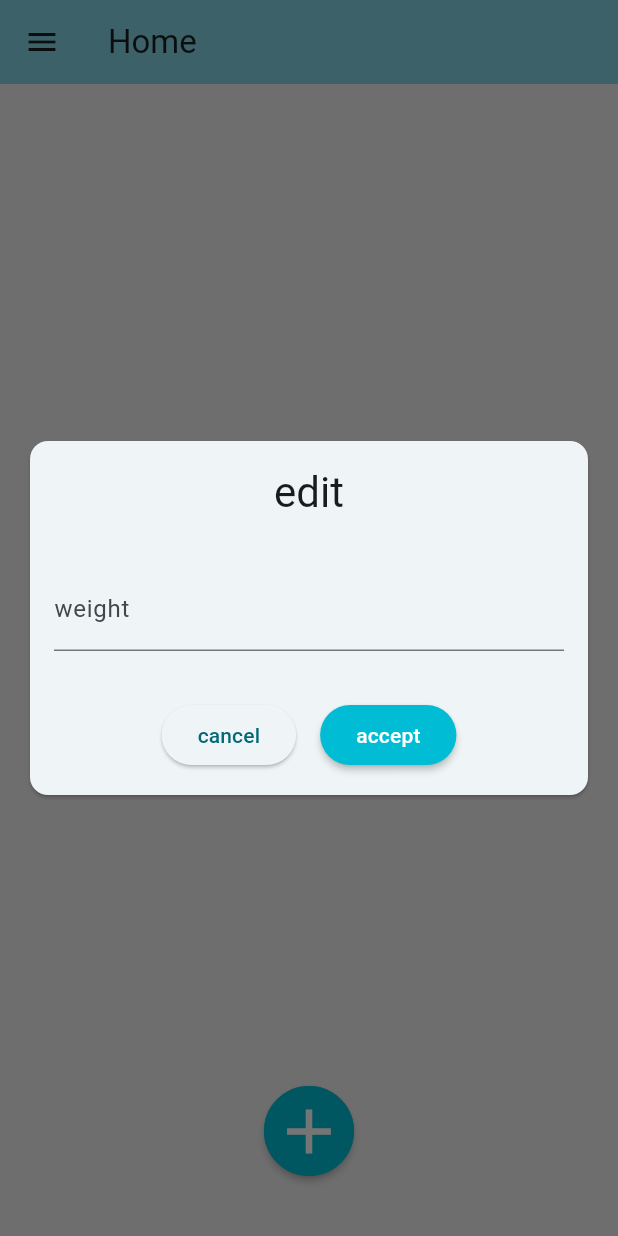
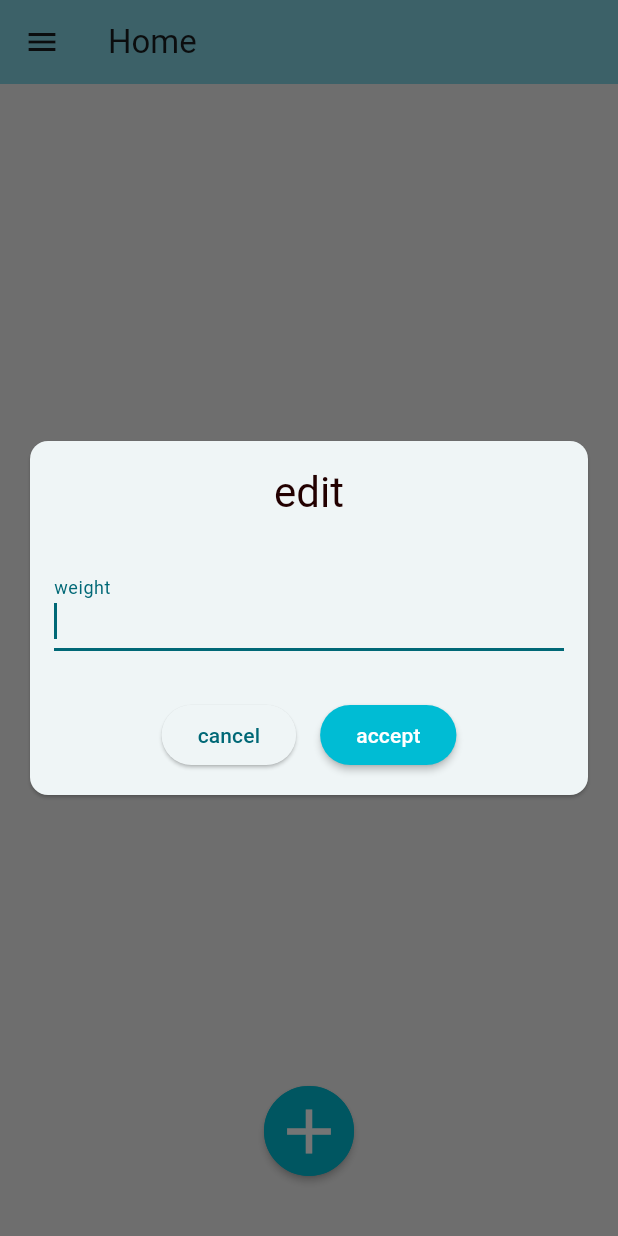
Before and after one commit to irjayjay/WeightHere, a Flutter app: the HomeScreen screen opened directly, after a tap on the "add" icon, on a phone screen of 412 x 824 dp. Run offline on Flutter 3.47's test engine with Material 2 defaults, Android fonts, the light colour scheme and no system bars; our stand-ins replace cloud_firestore, firebase_auth, firebase_core; accounts and stored records are empty; network calls fail.

Commit message:
TextField niceties added. Comments added for most classes. Moved some widgets into their proper folders.

```diff
--- a/lib/common/widgets/buttons/circular_button.dart
+++ b/lib/common/widgets/buttons/circle_button.dart
@@ -1,8 +1,15 @@
 import 'package:flutter/material.dart';
 import 'package:weight_here/const/colors.dart';
 
-class CircularButtonWidget extends StatelessWidget {
-  const CircularButtonWidget({
+/// Most projects has a circle button somewhere.
+class CircleButtonWidget extends StatelessWidget {
+  final void Function()? onPressed;
+  final Widget? child;
+  final Color color;
+  final Color textColor;
+  final Size size;
+
+  const CircleButtonWidget({
     this.onPressed,
     this.child,
     this.color = ProjectColors.buttonPrimary,
@@ -10,12 +17,6 @@ class CircularButtonWidget extends StatelessWidget {
     this.size = const Size(50, 50),
     super.key,
   });
-
-  final void Function()? onPressed;
-  final Widget? child;
-  final Color color;
-  final Color textColor;
-  final Size size;
 
   @override
   Widget build(BuildContext context) {
--- a/lib/common/widgets/layout/default_padding.dart
+++ b/lib/common/widgets/layout/default_padding.dart
@@ -1,7 +1,9 @@
 import 'package:flutter/widgets.dart';
 
+/// Convenience widget to quickly add padding to the UI.
 class DefaultPadding extends StatelessWidget {
   final Widget child;
+
   const DefaultPadding({super.key, required this.child});
 
   @override
--- a/lib/common/widgets/layout/screen_padding.dart
+++ b/lib/common/widgets/layout/screen_padding.dart
@@ -1,7 +1,9 @@
 import 'package:flutter/widgets.dart';
 
+/// Convenience widget to quickly add padding to screens.
 class ScreenPadding extends StatelessWidget {
   final Widget child;
+
   const ScreenPadding({super.key, required this.child});
 
   @override
--- a/lib/features/weight_tracking/entity/weight.dart
+++ b/lib/features/weight_tracking/entity/weight.dart
@@ -1,15 +1,16 @@
 import 'package:weight_here/features/weight_tracking/model/weight_model.dart';
 
-/// Weight class for presentation.
+/// Weight class for presentation logic.
 class Weight {
+  final String id;
+  final DateTime date;
+  final double weight;
+
   Weight({
     required this.id,
     required this.date,
     required this.weight,
   });
-  final String id;
-  final DateTime date;
-  final double weight;
 
   String get weightKg => "${weight}kg";
 
--- a/lib/features/weight_tracking/model/weight_model.dart
+++ b/lib/features/weight_tracking/model/weight_model.dart
@@ -1,6 +1,6 @@
 import 'package:weight_here/features/weight_tracking/entity/weight.dart';
 
-/// Only serves to deserialize raw data.
+/// Serves to deserialize raw data in repositories.
 class WeightModel extends Weight {
   WeightModel({
     String id = '',
--- a/lib/features/weight_tracking/repository/weight_repository_impl.dart
+++ b/lib/features/weight_tracking/repository/weight_repository_impl.dart
@@ -4,6 +4,7 @@ import 'package:weight_here/features/weight_tracking/repository/weight_repositor
 import 'package:weight_here/services/firestore/firestore_service.dart';
 import 'package:weight_here/services/startup/auth/auth_repository.dart';
 
+/// Firestore implementation for WeightRepository.
 class WeightRepositoryImpl extends WeightRepository {
   final FirestoreService _firestoreService;
   final AuthRepository _authRepository;
--- a/lib/features/weight_tracking/widgets/add_button/add_button.dart
+++ b/lib/features/weight_tracking/widgets/add_button/add_button.dart
@@ -1,10 +1,11 @@
 import 'package:flutter/material.dart';
-import 'package:weight_here/common/widgets/buttons/circular_button.dart';
+import 'package:weight_here/common/widgets/buttons/circle_button.dart';
 import 'package:weight_here/features/weight_tracking/repository/weight_repository_impl.dart';
 import 'package:weight_here/features/weight_tracking/widgets/add_button/add_button_viewmodel.dart';
 import 'package:weight_here/services/firestore/firestore_service.dart';
 import 'package:weight_here/services/startup/auth/auth_repository_impl.dart';
 
+/// Circle button with (+) icon, used on home screen.
 class AddWeightButton extends StatefulWidget {
   const AddWeightButton({super.key});
 
@@ -22,7 +23,7 @@ class _AddWeightButtonState extends State<AddWeightButton> {
 
   @override
   Widget build(BuildContext context) {
-    return CircularButtonWidget(
+    return CircleButtonWidget(
       onPressed: () {
         _viewModel.showAddModal(context: context);
       },
--- a/lib/features/weight_tracking/widgets/add_button/add_button_viewmodel.dart
+++ b/lib/features/weight_tracking/widgets/add_button/add_button_viewmodel.dart
@@ -2,8 +2,10 @@ import 'package:flutter/material.dart';
 import 'package:weight_here/features/weight_tracking/repository/weight_repository.dart';
 import 'package:weight_here/features/weight_tracking/widgets/modals/edit_weight_modal/edit_weight_modal.dart';
 
+/// All presentation logic for AddWeightButton
 class AddWeightButtonViewModel {
   final WeightRepository _weightRepository;
+
   AddWeightButtonViewModel(this._weightRepository);
 
   Future<void> showAddModal({required BuildContext context}) async {
--- a/lib/features/weight_tracking/widgets/modals/edit_weight_modal/edit_weight_modal.dart
+++ b/lib/features/weight_tracking/widgets/modals/edit_weight_modal/edit_weight_modal.dart
@@ -2,6 +2,8 @@ import 'package:flutter/material.dart';
 import 'package:weight_here/common/widgets/layout/default_padding.dart';
 import 'package:weight_here/features/weight_tracking/widgets/modals/edit_weight_modal/edit_weight_viewmodel.dart';
 
+/// One modal used for creating and editing weights.
+/// [onTapAccept] and [onTapCancel] enable the parent widget to supply logic.
 class EditWeightModal extends StatefulWidget {
   const EditWeightModal({
     required this.onTapAccept,
@@ -17,7 +19,13 @@ class EditWeightModal extends StatefulWidget {
 }
 
 class _EditWeightModalState extends State<EditWeightModal> {
-  final _viewModel = EditWeightViewModel();
+  late final EditWeightViewModel _viewModel;
+
+  @override
+  void didChangeDependencies() {
+    _viewModel = EditWeightViewModel(widget.onTapAccept, widget.onTapCancel);
+    super.didChangeDependencies();
+  }
 
   @override
   Widget build(BuildContext context) {
@@ -38,6 +46,9 @@ class _EditWeightModalState extends State<EditWeightModal> {
               TextFormField(
                 decoration: const InputDecoration(labelText: 'weight'),
                 keyboardType: TextInputType.number,
+                textInputAction: TextInputAction.done,
+                autofocus: true,
+                onFieldSubmitted: (value) => _viewModel.accept(),
                 validator: (value) {
                   if (value!.isEmpty) {
                     return 'Enter weight in kg';
@@ -53,16 +64,12 @@ class _EditWeightModalState extends State<EditWeightModal> {
                 mainAxisAlignment: MainAxisAlignment.center,
                 children: [
                   ElevatedButton(
-                    onPressed: () {
-                      widget.onTapCancel();
-                    },
+                    onPressed: () => widget.onTapCancel,
                     child: const Text("cancel"),
                   ),
                   const SizedBox(width: 16),
                   ElevatedButton(
-                    onPressed: () {
-                      widget.onTapAccept(_viewModel.weight);
-                    },
+                    onPressed: _viewModel.accept,
                     style: ButtonStyle(
                       elevation: MaterialStateProperty.all(2),
                       backgroundColor: MaterialStateProperty.all(Colors.cyan),
--- a/lib/features/weight_tracking/widgets/modals/edit_weight_modal/edit_weight_viewmodel.dart
+++ b/lib/features/weight_tracking/widgets/modals/edit_weight_modal/edit_weight_viewmodel.dart
@@ -1,7 +1,16 @@
+/// Presentation logic for [EditWeightModal].
 class EditWeightViewModel {
+  final Function onTapAccept;
+  final Function onTapCancel;
+
+  EditWeightViewModel(this.onTapAccept, this.onTapCancel);
+
+  void accept() => onTapAccept(weight);
+
+  void cancel() => onTapCancel;
+
   double? _weight;
   double? get weight => _weight;
-
   double? setWeight(String value) {
     // TODO(JJ): Add validation and exception handling.
     if (value.isEmpty) {
--- a/lib/features/weight_tracking/widgets/weights_list.dart
+++ b/lib/features/weight_tracking/widgets/weights_list/weights_list.dart
@@ -3,8 +3,8 @@ import 'package:flutter/widgets.dart';
 import 'package:provider/provider.dart';
 import 'package:weight_here/features/weight_tracking/entity/weight.dart';
 import 'package:weight_here/features/weight_tracking/repository/weight_repository_impl.dart';
-import 'package:weight_here/features/weight_tracking/widgets/weights_list_viewmodel.dart';
-import 'package:weight_here/screens/home/widgets/list_item.dart';
+import 'package:weight_here/features/weight_tracking/widgets/weights_list/list_item.dart';
+import 'package:weight_here/features/weight_tracking/widgets/weights_list/weights_list_viewmodel.dart';
 import 'package:weight_here/services/firestore/firestore_service.dart';
 import 'package:weight_here/services/startup/auth/auth_repository_impl.dart';
 
--- a/lib/main.dart
+++ b/lib/main.dart
@@ -1,4 +1,5 @@
 import 'package:flutter/material.dart';
+import 'package:weight_here/const/colors.dart';
 import 'package:weight_here/main_viewmodel.dart';
 import 'package:weight_here/services/startup/auth/auth_repository_impl.dart';
 import 'package:weight_here/services/startup/startup_service.dart';
@@ -22,6 +23,10 @@ class MyApp extends StatelessWidget {
       theme: ThemeData(
         colorScheme: ColorScheme.fromSeed(seedColor: Colors.cyan),
         useMaterial3: true,
+        textTheme: ThemeData.light().textTheme.apply(
+              bodyColor: ProjectColors.text,
+              displayColor: ProjectColors.text,
+            ),
       ),
       home: _viewModel.initialHomeWidget,
     );
--- a/lib/screens/auth/widgets/signup_widget.dart
+++ b/lib/screens/auth/widgets/signup_widget.dart
@@ -43,6 +43,7 @@ class _SignUpWidgetState extends State<SignUpWidget> {
         TextFormField(
           keyboardType: TextInputType.emailAddress,
           decoration: const InputDecoration(labelText: 'email'),
+          autofocus: true,
           validator: (value) {
             if (value!.isEmpty) {
               return 'Please enter your email';
--- a/lib/screens/home/home_screen.dart
+++ b/lib/screens/home/home_screen.dart
@@ -1,7 +1,7 @@
 import 'package:flutter/material.dart';
 import 'package:weight_here/const/colors.dart';
 import 'package:weight_here/features/weight_tracking/widgets/add_button/add_button.dart';
-import 'package:weight_here/features/weight_tracking/widgets/weights_list.dart';
+import 'package:weight_here/features/weight_tracking/widgets/weights_list/weights_list.dart';
 import 'package:weight_here/screens/home/home_viewmodel.dart';
 import 'package:weight_here/services/startup/auth/auth_repository_impl.dart';
 
--- a/lib/services/firestore/firestore_service.dart
+++ b/lib/services/firestore/firestore_service.dart
@@ -2,6 +2,7 @@ import 'package:cloud_firestore/cloud_firestore.dart';
 import 'package:flutter/foundation.dart';
 
 // TODO(JJ): Add error handling.
+/// Simplified wrapper for Firestore.
 class FirestoreService {
   final db = FirebaseFirestore.instance;
 
```
Also changed, not shown: lib/common/widgets/modals/yes_no_modal.dart (+7 -6 lines), lib/features/weight_tracking/widgets/weights_list/weights_list_viewmodel.dart (renamed from lib/features/weight_tracking/widgets/weights_list_viewmodel.dart, +8 -4 lines), lib/features/weight_tracking/widgets/weights_list/list_item.dart (renamed from lib/screens/home/widgets/list_item.dart).
